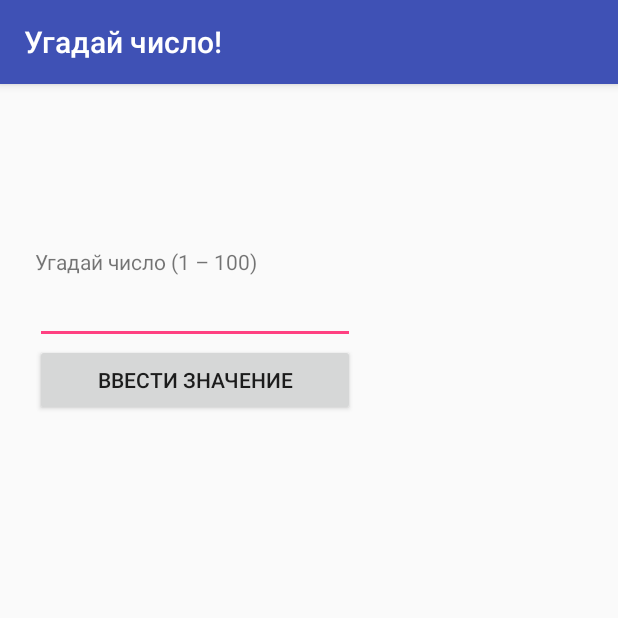
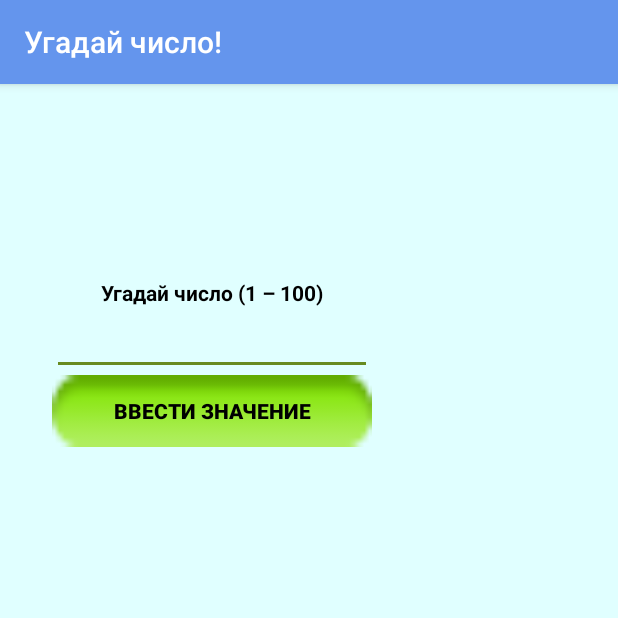
Before and after one commit to AnnGabr/Mobile, an Android app: the screen it shows after launch (MainActivity), on a phone screen of 412 x 824 dp, the top half of it. Run offline under Robolectric (Android 15) with nearby library versions, the phone set to English and light mode, and no system bars.

Commit message:
improvements added

```diff
--- a/lab_2_guess_number/src/main/java/anngabr/androidlabs/MainActivity.java
+++ b/lab_2_guess_number/src/main/java/anngabr/androidlabs/MainActivity.java
@@ -2,6 +2,7 @@ package anngabr.androidlabs;
 
 import android.support.v7.app.AppCompatActivity;
 import android.os.Bundle;
+import android.view.Menu;
 import android.view.View;
 import android.widget.*;
 
@@ -51,5 +52,6 @@ public class MainActivity extends AppCompatActivity {
         catch (Exception ex){
             tvInfo.setText(R.string.error);
         }
+        etInput.setText(R.string.empty_string);
     }
 }
--- a/lab_2_guess_number/src/main/res/layout/activity_main.xml
+++ b/lab_2_guess_number/src/main/res/layout/activity_main.xml
@@ -1,24 +1,26 @@
 <?xml version="1.0" encoding="utf-8"?>
-<android.support.constraint.ConstraintLayout
-    xmlns:android="http://schemas.android.com/apk/res/android"
+<android.support.constraint.ConstraintLayout xmlns:android="http://schemas.android.com/apk/res/android"
     xmlns:app="http://schemas.android.com/apk/res-auto"
-    xmlns:tools="http://schemas.android.com/tools" android:layout_width="match_parent"
-    android:layout_height="match_parent" tools:context="anngabr.androidlabs.MainActivity">
+    xmlns:tools="http://schemas.android.com/tools"
+    android:layout_width="match_parent"
+    android:layout_height="match_parent"
+    android:background="@color/bg_color"
+    tools:context="anngabr.androidlabs.MainActivity">
 
     <TableLayout
-        android:layout_width="365dp"
-        android:layout_height="500dp"
+        android:layout_width="343dp"
+        android:layout_height="449dp"
         android:layout_marginBottom="8dp"
         android:layout_marginLeft="8dp"
         android:layout_marginRight="8dp"
         android:layout_marginTop="8dp"
         android:orientation="horizontal"
         app:layout_constraintBottom_toBottomOf="parent"
-        app:layout_constraintHorizontal_bias="0.5"
         app:layout_constraintLeft_toLeftOf="parent"
         app:layout_constraintRight_toRightOf="parent"
         app:layout_constraintTop_toTopOf="parent"
-        app:layout_constraintVertical_bias="0.4">
+        app:layout_constraintVertical_bias="0.4"
+        tools:layout_editor_absoluteY="51dp">
 
         <TableRow
             android:layout_width="match_parent"
@@ -29,6 +31,9 @@
                 android:layout_width="wrap_content"
                 android:layout_height="wrap_content"
                 android:text="@string/try_to_guess"
+                android:textAlignment="center"
+                android:textColor="?android:attr/colorForeground"
+                android:textStyle="bold"
                 app:layout_constraintBottom_toBottomOf="parent"
                 app:layout_constraintLeft_toLeftOf="parent"
                 app:layout_constraintRight_toRightOf="parent"
@@ -45,6 +50,7 @@
                 android:layout_height="wrap_content"
                 android:ems="10"
                 android:inputType="numberDecimal"
+                android:textAlignment="center"
                 tools:ignore="LabelFor" />
         </TableRow>
 
@@ -56,8 +62,11 @@
                 android:id="@+id/button"
                 android:layout_width="wrap_content"
                 android:layout_height="wrap_content"
+                android:background="@android:drawable/button_onoff_indicator_on"
                 android:onClick="onClick"
-                android:text="@string/input_value" />
+                android:text="@string/input_value"
+                android:textColor="?android:attr/textColorPrimaryNoDisable"
+                android:textStyle="bold" />
         </TableRow>
 
     </TableLayout>
--- a/lab_2_guess_number/src/main/res/values/colors.xml
+++ b/lab_2_guess_number/src/main/res/values/colors.xml
@@ -1,6 +1,7 @@
 <?xml version="1.0" encoding="utf-8"?>
 <resources>
-    <color name="colorPrimary">#3F51B5</color>
-    <color name="colorPrimaryDark">#303F9F</color>
-    <color name="colorAccent">#FF4081</color>
+    <color name="colorPrimary">#6495ED</color>
+    <color name="colorPrimaryDark">#000080</color>
+    <color name="colorAccent">#678b20</color>
+    <color name="bg_color">#e0ffff</color>
 </resources>
--- a/lab_2_guess_number/src/main/res/values/strings.xml
+++ b/lab_2_guess_number/src/main/res/values/strings.xml
@@ -5,6 +5,7 @@
     <string name="hit">В точку!</string>
     <string name="input_value">Ввести значение</string>
     <string name="play_more">Сыграть ещё</string>
+    <string name="empty_string"></string>
     <string name="try_to_guess">Угадай число (1 &#8211; 100)</string>
     <string name="error">Неверный ввод!</string>
 </resources>
```
